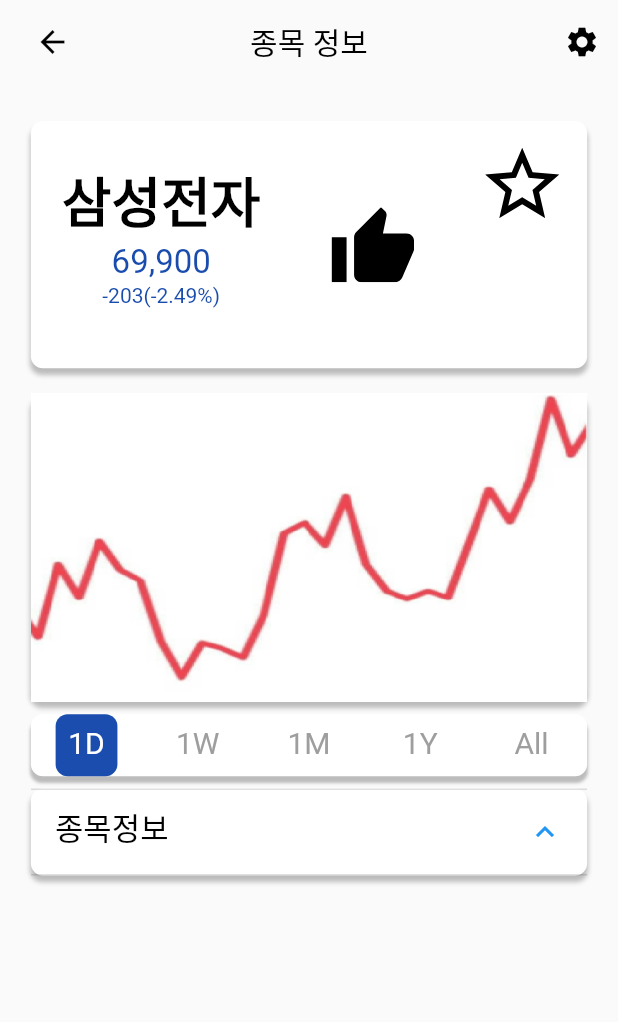
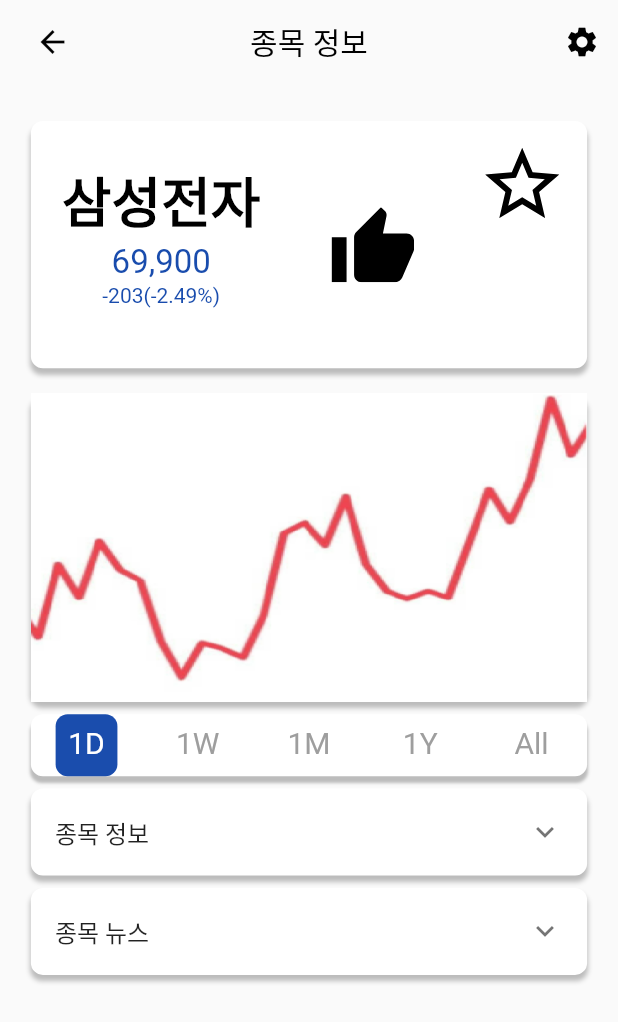
Before and after one commit to kookmin-sw/capstone-2022-07, a Flutter app: the Stockscreen screen opened directly, on a phone screen of 412 x 824 dp. Shown: the top 1022 px of the screen. Run offline on Flutter 3.47's test engine with Material 2 defaults, Android fonts, the phone set to English and light mode, and no system bars; our stand-ins replace badges, firebase_auth, firebase_core, flutter_svg, google_nav_bar, google_sign_in and 1 more; accounts and stored records are empty; Roboto replaces fonts that are missing (Content).

Commit message:
+add stockscreen.dart Stockinfolist & Stocknewslist

```diff
--- a/flutter_application_1/lib/screens/mainScreen/stockscreen.dart
+++ b/flutter_application_1/lib/screens/mainScreen/stockscreen.dart
@@ -10,7 +10,12 @@
 import 'package:flutter_application_1/Color/Color.dart';
 import 'package:flutter_application_1/Components/main_app_bar.dart';
 
-void main() => runApp(Stockscreen());
+//Firebase 적용 사항
+List<String> stockIcon = <String>['price', 'perc', 'eps', 'marketcap', 'dividend'];
+List<String> stockInfodetail = <String>['주가', '주가수익률', '주당순이익', '시가총액', '배당'];
+List<String> stockValue = <String>['99,900원(+2.49%)', '45.79%', '32.54', '240.73', '1.50%(FY:2077'];
+List<String> mediaName = <String>['건민일보','어쩔티비','123'];
+List<String> newsTitle = <String>['저녁 만찬으로 비비큐먹어...충격', '코로나 언제 끝나냐', '123'];
 
 class Stockscreen extends StatefulWidget {
   Stockscreen({Key? key}) : super(key: key);
@@ -292,7 +297,7 @@
 
 //종목 정보
 // Firebase 적용 사항
-  Widget Stockinfo(Size size){
+  Widget Stockinfolist(Size size){
 
     return Container(
         decoration: BoxDecoration(
@@ -313,38 +318,164 @@
         ),
         width : size.width*0.9,
         child :ExpansionTile(
-          initiallyExpanded : !false,
-          title: Container(
-            child :Text(
-                '종목정보',
-                textAlign: TextAlign.left,
-                style: TextStyle(
-                  color: Color.fromRGBO(0, 0, 0, 1),
-                  fontFamily: 'Content',
-                  fontSize: size.width * 0.05,
-                  fontWeight: FontWeight.normal,
-                  height:1,
-                )
+          initiallyExpanded : false,
+          title: Text('종목 정보'
           ),
+            children : [ListView.builder(
+              scrollDirection: Axis.vertical,
+              shrinkWrap: true,
+             physics: NeverScrollableScrollPhysics(),
+              padding: EdgeInsets.symmetric(horizontal: size.width * 0.03, ),
+              itemCount: stockIcon.length,
+              itemBuilder: (BuildContext context, int index) {
+                return Stockinfo(size, stockIcon[index], stockInfodetail[index], stockValue[index]);
+              },
+            )]
 
-          )
     ),
     );
   }
+  Widget Stockinfo(Size size, String Icon, String Infodetail, String Value) {
+    return Container(
+      margin : EdgeInsets.only(bottom: size.height * 0.06),
+      child : Row(
+        children: [
+          Container(
 
+            width: size.width * 0.04,
+            height: size.width * 0.04 ,
+            child : (SvgPicture.asset('assets/icons/stock${Icon}.svg',
+            semanticsLabel: '${stockIcon}',
+            color : CHART_MINUS))
+
+          ),
+          SizedBox(width : size.width * 0.02),
+          Text(
+            '${Infodetail}', textAlign: TextAlign.left, style: TextStyle(
+              color: Color.fromRGBO(91, 99, 106, 1),
+              fontFamily: 'ABeeZee',
+              fontSize: 16,
+              letterSpacing: 0,
+              fontWeight: FontWeight.bold,
+              height: 1
+          ),
+          ),
+          Expanded(
+            child : Text(
+              '${Value}',
+              textAlign: TextAlign.right,
+              style: TextStyle(
+                color: Color.fromRGBO(91, 99, 106, 1),
+
+                fontFamily: 'ABeeZee',
+                fontSize: 14,
+                letterSpacing: 0,
+                fontWeight: FontWeight.normal,
+                height: 1
+            ),
+            )
+          )
+
+        ],
+      )
+    );
+  }
+
+//종목 뉴스
+  Widget Stocknewslist(Size size){
+
+    return Container(
+      decoration: BoxDecoration(
+
+        borderRadius : BorderRadius.only(
+          topLeft: Radius.circular(8),
+          topRight: Radius.circular(8),
+          bottomLeft: Radius.circular(8),
+          bottomRight: Radius.circular(8),
+        ),
+        color : Colors.white,
+        boxShadow : [
+          BoxShadow(
+              color: Color.fromRGBO(0, 0, 0, 0.25),
+              offset: Offset(0,4),
+              blurRadius: 2
+          )],
+      ),
+      width : size.width*0.9,
+      child :ExpansionTile(
+          initiallyExpanded : false,
+          title: Text('종목 뉴스'
+          ),
+          children : [
+            ListView.separated(
+              scrollDirection: Axis.vertical,
+              shrinkWrap: true,
+              physics: NeverScrollableScrollPhysics(),
+              padding: EdgeInsets.symmetric(horizontal: size.width * 0.04 ),
+              itemCount: mediaName.length,
+              itemBuilder: (BuildContext context, int index) {
+                return Stocknews(size, mediaName[index], newsTitle[index]);
+              },
+              separatorBuilder: (BuildContext context, int index) => const Divider(color: GREY),
+          )
+          ]
+
+      ),
+    );
+  }
+  Widget Stocknews(Size size, String Name, String Title){
+    return Container(
+
+      child : Column(
+        crossAxisAlignment: CrossAxisAlignment.start,
+        children : [
+          Text(
+            Name,
+            textAlign: TextAlign.right,
+            style: const TextStyle(
+              color: Color.fromRGBO(0, 0, 0, 1),
+              fontFamily: 'Content',
+              fontSize: 14,
+              letterSpacing: 0,
+              fontWeight: FontWeight.bold,
+              height: 1,
+            ),
+          ),
+          SizedBox(height: size.height*0.01),
+          Text(
+            Title,
+            textAlign: TextAlign.left,
+            style: const TextStyle(
+              color: Color.fromRGBO(0, 0, 0, 0.8),
+              fontFamily: 'Content',
+              fontSize: 10,
+              letterSpacing: 0,
+              fontWeight: FontWeight.normal,
+              height: 1,
+            ),
+          ),
+
+        ]
+      )
+    );
+  }
   @override
   Widget build(BuildContext context) {
     Size size = MediaQuery.of(context).size;
     return Scaffold(
       appBar: mainAppBar(context, "종목 정보"),
-      body: Column(
+      body: SingleChildScrollView(
+        child : Column(
           children: [
             SizedBox(height: size.height*0.01,),
             Stockmain(size),
             Stockchart(size),
-        Stockinfo(size),
+            Stockinfolist(size),
+            SizedBox(height : size.height * 0.01),
+            Stocknewslist(size)
           ],
         ),
+      )
     );
   }
 }
--- a/flutter_application_1/lib/screens/start_screen.dart
+++ b/flutter_application_1/lib/screens/start_screen.dart
@@ -28,7 +28,7 @@
     Stockscreen(),
   ];
 
-  int selectedIndex = 3;
+  int selectedIndex = 0;
   int badge = 0;
   final padding = EdgeInsets.symmetric(horizontal: 18, vertical: 12);
   double gap = 10;
```
Also changed, not shown: flutter_application_1/assets/icons/stockdividend.svg (added), flutter_application_1/assets/icons/stockeps.svg (added), flutter_application_1/assets/icons/stockmarketcap.svg (added), flutter_application_1/assets/icons/stockperc.svg (added), flutter_application_1/assets/icons/stockprice.svg (added). Lines whose indentation alone changed are shown as unchanged.
